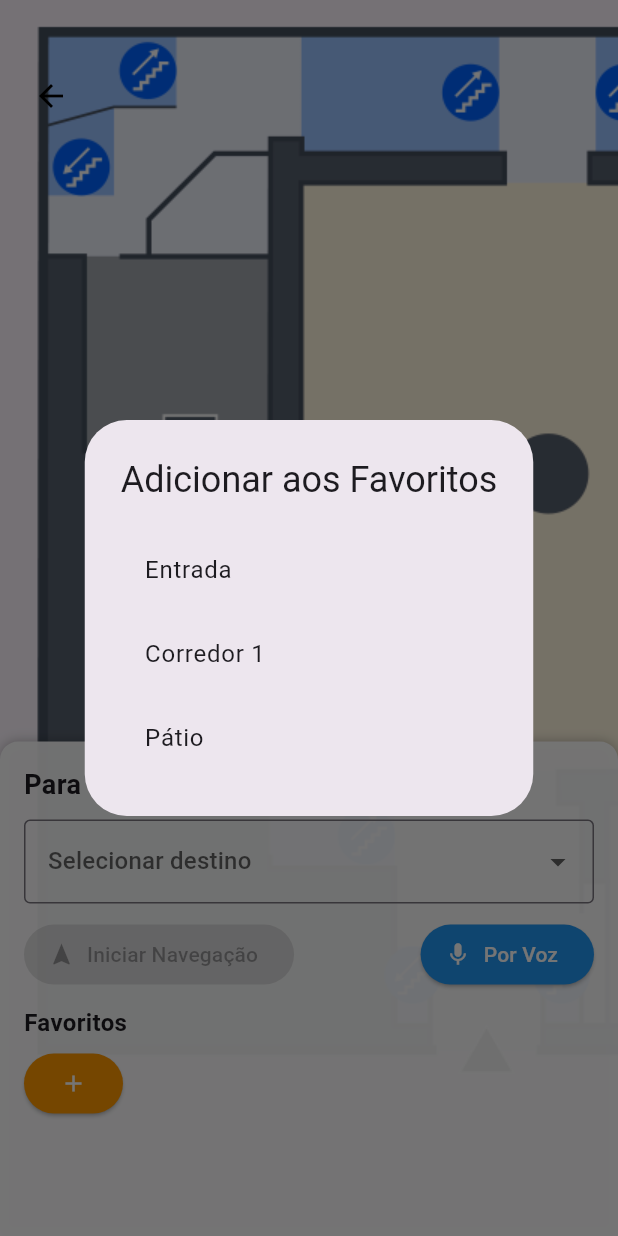
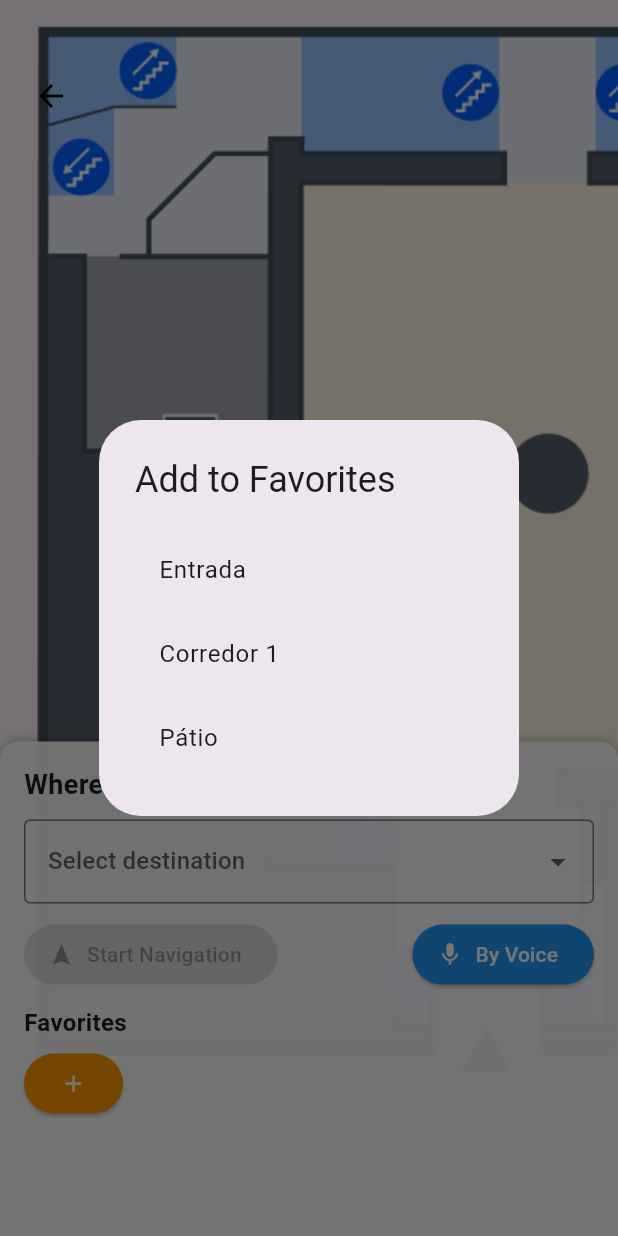
Before and after one commit to Tomasalexpt30/projetogpsnovo_2406, a Flutter app: the NavigationMapSelectorPage screen opened directly, after a tap on the "add" icon, on a phone screen of 412 x 824 dp. Run offline on Flutter 3.47's test engine with Material 3 defaults, Android fonts, the light colour scheme and no system bars; our stand-ins replace easy_localization, flutter_blue_plus, flutter_tts, google_fonts, permission_handler, shared_preferences and 3 more; accounts and stored records are empty.

Commit message:
Modo de navegação completo com traduções e tts.
Bug de Linguagem + tts fixed

```diff
--- a/assets/lang/de.json
+++ b/assets/lang/de.json
@@ -66,5 +66,13 @@
     "welcome": "Autónoma GPS",
     "settings": "Ustawienia",
     "language": "Język"
+  },
+  "navigation_map_selector": {
+    "where_to_go": "Wohin möchten Sie gehen?",
+    "select_destination": "Ziel auswählen",
+    "start_navigation": "Navigation starten",
+    "by_voice": "Per Spracheingabe",
+    "favorites": "Favoriten",
+    "add_favorite": "Zu Favoriten hinzufügen"
   }
 }
--- a/assets/lang/en.json
+++ b/assets/lang/en.json
@@ -66,5 +66,20 @@
     "welcome": "Autónoma GPS",
     "settings": "Settings",
     "language": "Language"
+  },
+  "navigation_map_selector": {
+    "where_to_go": "Where do you want to go?",
+    "select_destination": "Select destination",
+    "start_navigation": "Start Navigation",
+    "by_voice": "By Voice",
+    "favorites": "Favorites",
+    "add_favorite": "Add to Favorites"
+  },
+  "beacon_scan_page": {
+    "destination": "Destination",
+    "current_location": "Current Location",
+    "next": "Next",
+    "cancel_navigation": "Cancel Navigation"
   }
+
 }
--- a/assets/lang/es.json
+++ b/assets/lang/es.json
@@ -66,5 +66,20 @@
     "welcome": "Autónoma GPS",
     "settings": "Configuraciones",
     "language": "Idioma"
+  },
+  "navigation_map_selector": {
+    "where_to_go": "¿A dónde quieres ir?",
+    "select_destination": "Seleccionar destino",
+    "start_navigation": "Iniciar navegación",
+    "by_voice": "Por voz",
+    "favorites": "Favoritos",
+    "add_favorite": "Añadir a favoritos"
+  },
+  "beacon_scan_page": {
+    "destination": "Destino",
+    "current_location": "Ubicación Actual",
+    "next": "Siguiente",
+    "cancel_navigation": "Cancelar Navegación"
   }
+
 }
--- a/assets/lang/fr.json
+++ b/assets/lang/fr.json
@@ -66,5 +66,19 @@
     "welcome": "Autónoma GPS",
     "settings": "Paramètres",
     "language": "Langue"
+  },
+  "navigation_map_selector": {
+    "where_to_go": "Où voulez-vous aller ?",
+    "select_destination": "Sélectionner une destination",
+    "start_navigation": "Démarrer navigation",
+    "by_voice": "Par la voix",
+    "favorites": "Favoris",
+    "add_favorite": "Ajouter aux favoris"
+  },
+  "beacon_scan_page": {
+    "destination": "Destination",
+    "current_location": "Emplacement Actuel",
+    "next": "Suivant",
+    "cancel_navigation": "Annuler la Navigation"
   }
 }
--- a/assets/lang/nl.json
+++ b/assets/lang/nl.json
@@ -66,5 +66,20 @@
     "welcome": "Autónoma GPS",
     "settings": "Paramètres",
     "language": "Langue"
+  },
+  "navigation_map_selector": {
+    "where_to_go": "Waar wil je naartoe?",
+    "select_destination": "Selecteer bestemming",
+    "start_navigation": "Navigatie starten",
+    "by_voice": "Via spraak",
+    "favorites": "Favorieten",
+    "add_favorite": "Toevoegen aan favorieten"
+  },
+  "beacon_scan_page": {
+    "destination": "Bestemming",
+    "current_location": "Huidige Locatie",
+    "next": "Volgende",
+    "cancel_navigation": "Navigatie Annuleren"
   }
+
 }
--- a/assets/lang/pl.json
+++ b/assets/lang/pl.json
@@ -66,5 +66,20 @@
     "welcome": "Autónoma GPS",
     "settings": "Instellingen",
     "language": "Taal"
+  },
+  "navigation_map_selector": {
+    "where_to_go": "Dokąd chcesz się udać?",
+    "select_destination": "Wybierz cel",
+    "start_navigation": "Rozpocznij nawigację",
+    "by_voice": "Głosem",
+    "favorites": "Ulubione",
+    "add_favorite": "Dodaj do ulubionych"
+  },
+  "beacon_scan_page": {
+    "destination": "Cel",
+    "current_location": "Aktualna Lokalizacja",
+    "next": "Następny",
+    "cancel_navigation": "Anuluj Nawigację"
   }
+
 }
--- a/assets/lang/pt.json
+++ b/assets/lang/pt.json
@@ -66,5 +66,20 @@
     "welcome": "Autónoma GPS",
     "settings": "Definições",
     "language": "Idioma"
+  },
+  "navigation_map_selector": {
+    "where_to_go": "Para onde deseja ir?",
+    "select_destination": "Selecionar destino",
+    "start_navigation": "Iniciar Navegação",
+    "by_voice": "Por Voz",
+    "favorites": "Favoritos",
+    "add_favorite": "Adicionar aos Favoritos"
+  },
+  "beacon_scan_page": {
+    "destination": "Destino",
+    "current_location": "Local Atual",
+    "next": "Próximo",
+    "cancel_navigation": "Cancelar Navegação"
   }
+
 }
--- a/assets/lang/ru.json
+++ b/assets/lang/ru.json
@@ -66,5 +66,20 @@
     "welcome": "Autónoma GPS",
     "settings": "Настройки",
     "language": "Язык"
+  },
+  "navigation_map_selector": {
+    "where_to_go": "Куда вы хотите пойти?",
+    "select_destination": "Выбрать место назначения",
+    "start_navigation": "Начать навигацию",
+    "by_voice": "Голосом",
+    "favorites": "Избранное",
+    "add_favorite": "Добавить в избранное"
+  },
+  "beacon_scan_page": {
+    "destination": "Место назначения",
+    "current_location": "Текущее местоположение",
+    "next": "Далее",
+    "cancel_navigation": "Отменить Навигацию"
   }
+
 }
--- a/assets/lang/tr.json
+++ b/assets/lang/tr.json
@@ -66,5 +66,20 @@
     "welcome": "Autónoma GPS",
     "settings": "Ayarlar",
     "language": "Dil"
+  },
+  "navigation_map_selector": {
+    "where_to_go": "Nereye gitmek istiyorsunuz?",
+    "select_destination": "Hedef seçin",
+    "start_navigation": "Navigasyonu başlat",
+    "by_voice": "Sesle",
+    "favorites": "Favoriler",
+    "add_favorite": "Favorilere ekle"
+  },
+  "beacon_scan_page": {
+    "destination": "Hedef",
+    "current_location": "Mevcut Konum",
+    "next": "Sonraki",
+    "cancel_navigation": "Navigasyonu İptal Et"
   }
+
 }
--- a/assets/lang/zh.json
+++ b/assets/lang/zh.json
@@ -66,5 +66,19 @@
     "welcome": "Autónoma GPS",
     "settings": "设置",
     "language": "语言"
+  },
+  "navigation_map_selector": {
+    "where_to_go": "你想去哪里？",
+    "select_destination": "选择目的地",
+    "start_navigation": "开始导航",
+    "by_voice": "通过语音",
+    "favorites": "收藏夹",
+    "add_favorite": "添加到收藏夹"
+  },
+  "beacon_scan_page": {
+    "destination": "目的地",
+    "current_location": "当前位置",
+    "next": "下一个",
+    "cancel_navigation": "取消导航"
   }
 }
--- a/lib/pages/navigation/navigation_manager.dart
+++ b/lib/pages/navigation/navigation_manager.dart
@@ -88,21 +88,14 @@ class NavigationManager {
     return path.isNotEmpty && path.first == origem ? path : null;
   }
 
-  List<String> getInstrucoes(List<String> caminho, String selectedLanguageCode) {
+  List<String> getInstrucoes(List<String> caminho) {
     final instr = <String>[];
 
     for (var i = 0; i < caminho.length - 1; i++) {
       final chave = '${caminho[i]}-${caminho[i + 1]}';
-      instr.add(instrucoesCarregadas[chave] ??
-          (selectedLanguageCode.startsWith('en')
-              ? 'Go from ${caminho[i]} to ${caminho[i + 1]}.'
-              : 'Dirija-se de ${caminho[i]} para ${caminho[i + 1]}.'));
-    }
-
-    if (caminho.length > 1) {
-      instr.add(selectedLanguageCode.startsWith('en')
-          ? 'You have reached your destination.'
-          : 'Chegou ao seu destino.');
+      if (instrucoesCarregadas.containsKey(chave)) {
+        instr.add(instrucoesCarregadas[chave]!);
+      }
     }
 
     return instr;
--- a/lib/pages/navigation/navigation_map_selector.dart
+++ b/lib/pages/navigation/navigation_map_selector.dart
@@ -5,6 +5,7 @@ import 'package:flutter_tts/flutter_tts.dart';
 import 'package:speech_to_text/speech_to_text.dart' as stt;
 import 'beacon_scan_tts.dart';
 import 'package:projetogpsnovo/helpers/preferences_helpers.dart';
+import 'package:easy_localization/easy_localization.dart';
 
 class NavigationMapSelectorPage extends StatefulWidget {
   const NavigationMapSelectorPage({super.key});
@@ -111,9 +112,7 @@ class _NavigationMapSelectorPageState extends State<NavigationMapSelectorPage> {
       context: context,
       builder: (BuildContext context) {
         return AlertDialog(
-          title: Text(selectedLanguageCode == 'pt-PT'
-              ? 'Adicionar aos Favoritos'
-              : 'Add to Favorites'),
+          title: Text('navigation_map_selector.add_favorite'.tr()),
           content: SingleChildScrollView(
             child: ListBody(
               children: destinosDisponiveis.map((destino) {
@@ -228,18 +227,14 @@ class _NavigationMapSelectorPageState extends State<NavigationMapSelectorPage> {
                     crossAxisAlignment: CrossAxisAlignment.start,
                     children: [
                       Text(
-                        selectedLanguageCode == 'pt-PT'
-                            ? 'Para onde deseja ir?'
-                            : 'Where do you want to go?',
+                        'navigation_map_selector.where_to_go'.tr(),
                         style: const TextStyle(fontSize: 18, fontWeight: FontWeight.bold),
                       ),
                       const SizedBox(height: 10),
                       DropdownButtonFormField<String>(
                         decoration: const InputDecoration(border: OutlineInputBorder()),
                         value: destinoSelecionado,
-                        hint: Text(selectedLanguageCode == 'pt-PT'
-                            ? 'Selecionar destino'
-                            : 'Select destination'),
+                        hint: Text('navigation_map_selector.select_destination'.tr()),
                         items: destinosMap.entries
                             .map((entry) => DropdownMenuItem(
                           value: entry.value,
@@ -276,9 +271,7 @@ class _NavigationMapSelectorPageState extends State<NavigationMapSelectorPage> {
                               );
                             },
                             icon: const Icon(Icons.navigation),
-                            label: Text(selectedLanguageCode == 'pt-PT'
-                                ? 'Iniciar Navegação'
-                                : 'Start Navigation'),
+                            label: Text('navigation_map_selector.start_navigation'.tr()),
                             style: ElevatedButton.styleFrom(
                               backgroundColor: Colors.green,
                               foregroundColor: Colors.white,
@@ -287,9 +280,7 @@ class _NavigationMapSelectorPageState extends State<NavigationMapSelectorPage> {
                           ElevatedButton.icon(
                             onPressed: _ouvirComando,
                             icon: const Icon(Icons.mic),
-                            label: Text(selectedLanguageCode == 'pt-PT'
-                                ? 'Por Voz'
-                                : 'By Voice'),
+                            label: Text('navigation_map_selector.by_voice'.tr()),
                             style: ElevatedButton.styleFrom(
                               backgroundColor: Colors.blue,
                               foregroundColor: Colors.white,
@@ -299,7 +290,7 @@ class _NavigationMapSelectorPageState extends State<NavigationMapSelectorPage> {
                       ),
                       const SizedBox(height: 10),
                       Text(
-                        selectedLanguageCode == 'pt-PT' ? 'Favoritos' : 'Favorites',
+                        'navigation_map_selector.favorites'.tr(),
                         style: const TextStyle(fontSize: 16, fontWeight: FontWeight.bold),
                       ),
                       SingleChildScrollView(
```
Also changed, not shown: lib/pages/navigation/beacon_scan_tts.dart (+10 -8 lines), lib/pages/settings/language_settings_page.dart (+3 -6 lines), lib/pages/settings/sound_settings_page.dart (+26 -33 lines).
